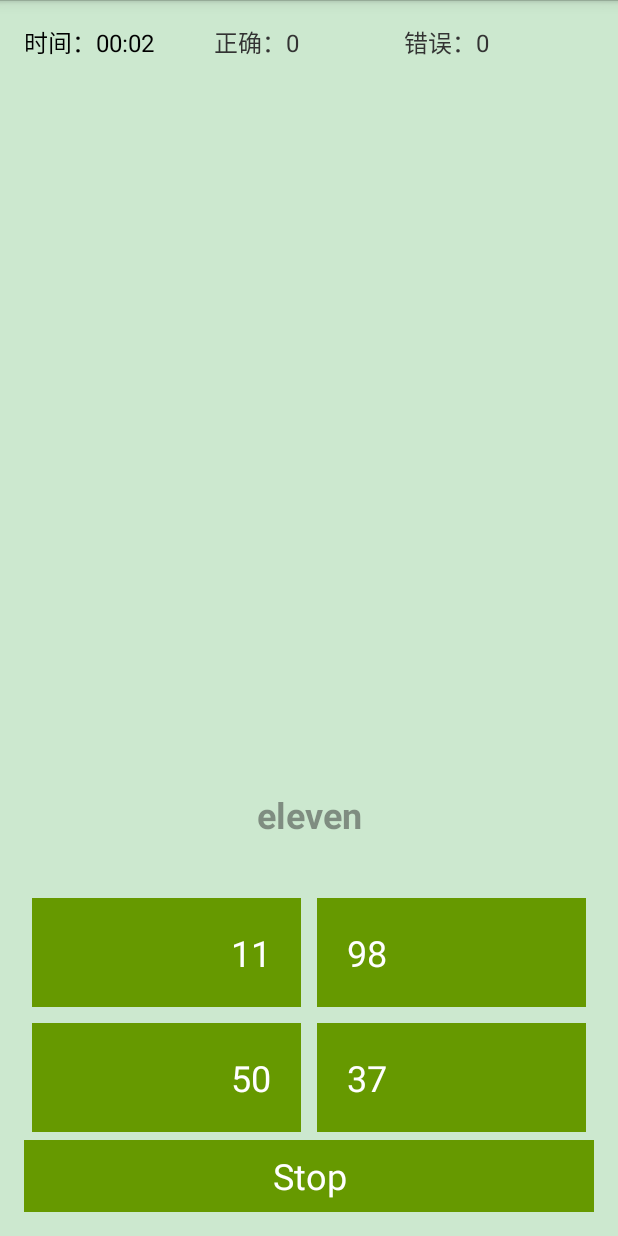
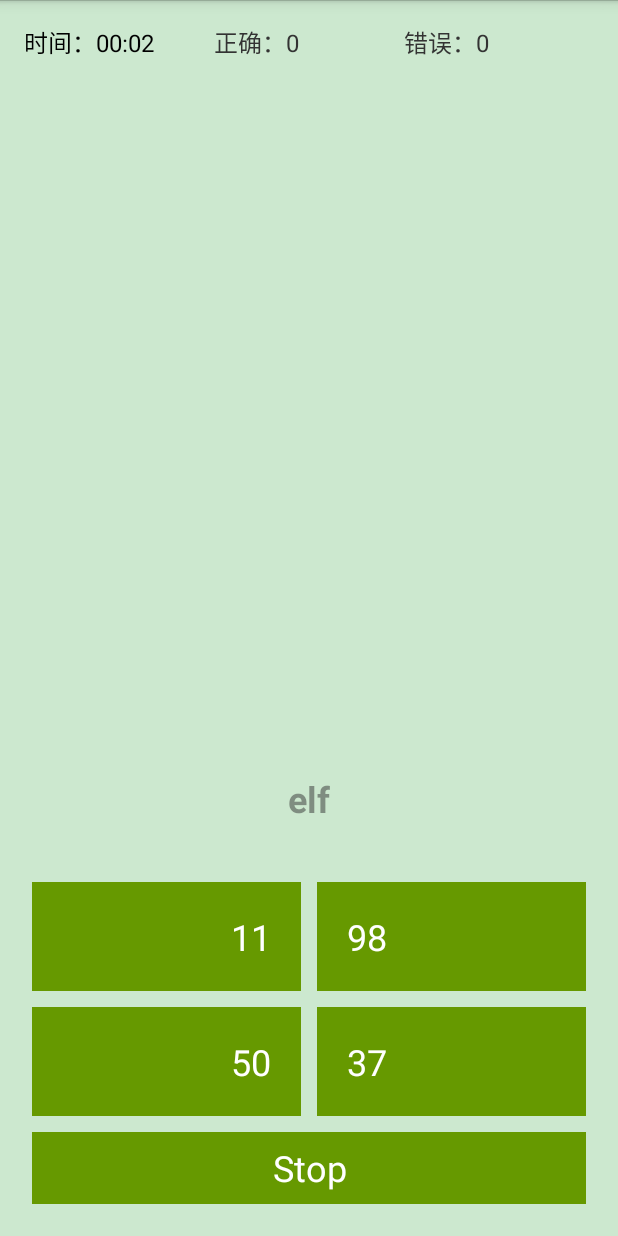
Before and after one commit to sslcs/EnglishNubmer, an Android app: the screen it shows after launch (MainActivity), after a tap on "Start", on a phone screen of 412 x 824 dp. Run offline under Robolectric (Android 15) with nearby library versions, the phone set to English and light mode, and no system bars.

Commit message:
MODIFY　：add German number

```diff
--- a/src/main/java/com/reven/englishnumber/ui/MainFragment.java
+++ b/src/main/java/com/reven/englishnumber/ui/MainFragment.java
@@ -92,7 +92,8 @@ public class MainFragment extends BaseFragment implements View.OnClickListener {
 
     private void next() {
         mNumber = mRandom.nextInt(mLevel);
-        tvNumber.setText(NumberUtil.getNumberString(mNumber));
+//        tvNumber.setText(NumberUtil.getNumberString(mNumber));
+        tvNumber.setText(NumberUtil.getGerman(mNumber));
         setChoices(mNumber);
         mNextAnimator.start();
     }
--- a/src/main/java/com/reven/englishnumber/util/NumberUtil.java
+++ b/src/main/java/com/reven/englishnumber/util/NumberUtil.java
@@ -5,7 +5,7 @@ package com.reven.englishnumber.util;
  * Number stuff
  */
 public class NumberUtil {
-    private static String[] str20 = {"zero", "one", "two", "three", "four", "five", "six", "seven", "eight", "nine", "ten", "eleven", "twelve", "thirteen", "fourteen", "fifteen", "sixteen", "seventeen", "eighteen", "nineteen", "twenty"};
+    private static String[] str20 = {"zero", "one", "two", "three", "four", "five", "six", "seven", "eight", "nine", "ten", "eleven", "twelve", "thirteen", "fourteen", "fifteen", "sixteen", "seventeen", "eighteen", "nineteen"};
     private static String[] str99 = {"twenty", "thirty", "forty", "fifty", "sixty", "seventy", "eighty", "ninety"};
 
     public static String getNumberString(int number) {
@@ -23,4 +23,23 @@ public class NumberUtil {
         }
         return sb.toString();
     }
+
+    private static String[] german20 = {"null", "eins", "zwei", "drei", "vier", "fünf", "sechs", "sieben", "acht", "neun", "zehn", "elf", "zwölf", "dreizehn", "vierzehn", "fünfzehn", "sechzehn", "siebzehn", "achtzehn", "neunzehn"};
+    private static String[] german99 = {"zwanzig", "dreißig", "vierzig", "fünfzig", "sechzig", "siebzig", "achtzig", "neunzig"};
+
+    public static String getGerman(int number) {
+        StringBuilder sb = new StringBuilder();
+        if (number < 20) {
+            return german20[number];
+        }
+        else if (number < 100) {
+            int rest = number % 10;
+            if (rest != 0) {
+                sb.append(german20[number % 10]).append("und");
+            }
+            int decade = number / 10;
+            sb.append(german99[decade - 2]);
+        }
+        return sb.toString();
+    }
 }
--- a/src/main/res/layout/fragment_main.xml
+++ b/src/main/res/layout/fragment_main.xml
@@ -4,43 +4,50 @@
     android:layout_height="match_parent"
     android:padding="@dimen/activity_horizontal_margin"
     tools:context=".MainActivity">
+
     <LinearLayout
         android:id="@+id/v_info"
         android:layout_width="match_parent"
         android:layout_height="wrap_content"
         android:orientation="horizontal"
         android:visibility="gone">
+
         <Chronometer
             android:id="@+id/chronometer"
             android:layout_width="0dp"
             android:layout_height="wrap_content"
-            android:layout_weight="1"/>
+            android:layout_weight="1" />
+
         <TextView
             android:id="@+id/tv_right"
             android:layout_width="0dp"
             android:layout_height="wrap_content"
             android:layout_weight="1"
+            android:text="正确：0"
             android:textColor="#333"
-            android:textSize="16sp"
-            android:text="正确：0"/>
+            android:textSize="16sp" />
+
         <TextView
             android:id="@+id/tv_wrong"
             android:layout_width="0dp"
             android:layout_height="wrap_content"
             android:layout_weight="1"
+            android:text="错误：0"
             android:textColor="#333"
-            android:textSize="16sp"
-            android:text="错误：0"/>
+            android:textSize="16sp" />
     </LinearLayout>
+
     <Button
         android:id="@+id/btn_start"
         android:layout_width="match_parent"
         android:layout_height="wrap_content"
         android:layout_alignParentBottom="true"
+        android:layout_margin="5dp"
         android:background="@android:color/holo_green_dark"
+        android:text="Start"
         android:textColor="@android:color/white"
-        android:textSize="24sp"
-        android:text="Start"/>
+        android:textSize="24sp" />
+
     <LinearLayout
         android:id="@+id/v_choices"
         android:layout_width="match_parent"
@@ -48,50 +55,57 @@
         android:layout_above="@id/btn_start"
         android:orientation="vertical"
         android:visibility="invisible">
+
         <LinearLayout
             android:layout_width="match_parent"
             android:layout_height="wrap_content">
-            <com.reven.englishnumber.ui.RippleView
-                style="@style/RippleChoice">
+
+            <com.reven.englishnumber.ui.RippleView style="@style/RippleChoice">
+
                 <Button
                     android:id="@+id/btn_0"
-                    android:gravity="right|center_vertical"
-                    style="@style/BtnChoice"/>
+                    style="@style/BtnChoice"
+                    android:gravity="right|center_vertical" />
             </com.reven.englishnumber.ui.RippleView>
-            <com.reven.englishnumber.ui.RippleView
-                style="@style/RippleChoice">
+
+            <com.reven.englishnumber.ui.RippleView style="@style/RippleChoice">
+
                 <Button
                     android:id="@+id/btn_1"
-                    android:gravity="left|center_vertical"
-                    style="@style/BtnChoice"/>
+                    style="@style/BtnChoice"
+                    android:gravity="left|center_vertical" />
             </com.reven.englishnumber.ui.RippleView>
         </LinearLayout>
+
         <LinearLayout
             android:layout_width="match_parent"
             android:layout_height="wrap_content">
-            <com.reven.englishnumber.ui.RippleView
-                style="@style/RippleChoice">
+
+            <com.reven.englishnumber.ui.RippleView style="@style/RippleChoice">
+
                 <Button
                     android:id="@+id/btn_2"
-                    android:gravity="right|center_vertical"
-                    style="@style/BtnChoice"/>
+                    style="@style/BtnChoice"
+                    android:gravity="right|center_vertical" />
             </com.reven.englishnumber.ui.RippleView>
-            <com.reven.englishnumber.ui.RippleView
-                style="@style/RippleChoice">
+
+            <com.reven.englishnumber.ui.RippleView style="@style/RippleChoice">
+
                 <Button
                     android:id="@+id/btn_3"
-                    android:gravity="left|center_vertical"
-                    style="@style/BtnChoice"/>
+                    style="@style/BtnChoice"
+                    android:gravity="left|center_vertical" />
             </com.reven.englishnumber.ui.RippleView>
         </LinearLayout>
     </LinearLayout>
+
     <TextView
         android:id="@+id/tv_number"
         android:layout_width="match_parent"
         android:layout_height="100dp"
         android:layout_above="@id/v_choices"
         android:gravity="center"
+        android:textColor="#333"
         android:textSize="24sp"
-        android:textColor="#333"
-        android:textStyle="bold"/>
+        android:textStyle="bold" />
 </RelativeLayout>
--- a/src/main/res/values/strings.xml
+++ b/src/main/res/values/strings.xml
@@ -1,4 +1,4 @@
 <resources>
-    <string name="app_name">EnglishNumber</string>
+    <string name="app_name">Die Nummer</string>
     <string name="tip">点击开始</string>
 </resources>
```
Also changed, not shown: src/main/res/mipmap-hdpi/ic_launcher.png (deleted), src/main/res/mipmap-mdpi/ic_launcher.png (deleted), src/main/res/mipmap-xhdpi/ic_launcher.png (deleted), src/main/res/mipmap-xxhdpi/ic_launcher.png, 2 other files.
